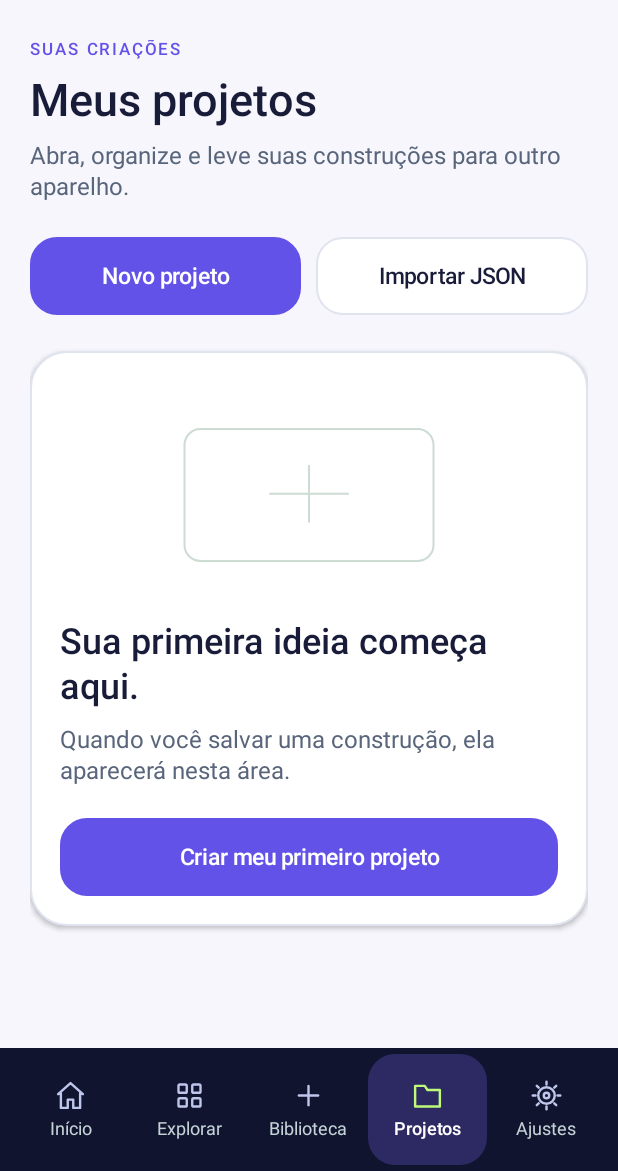
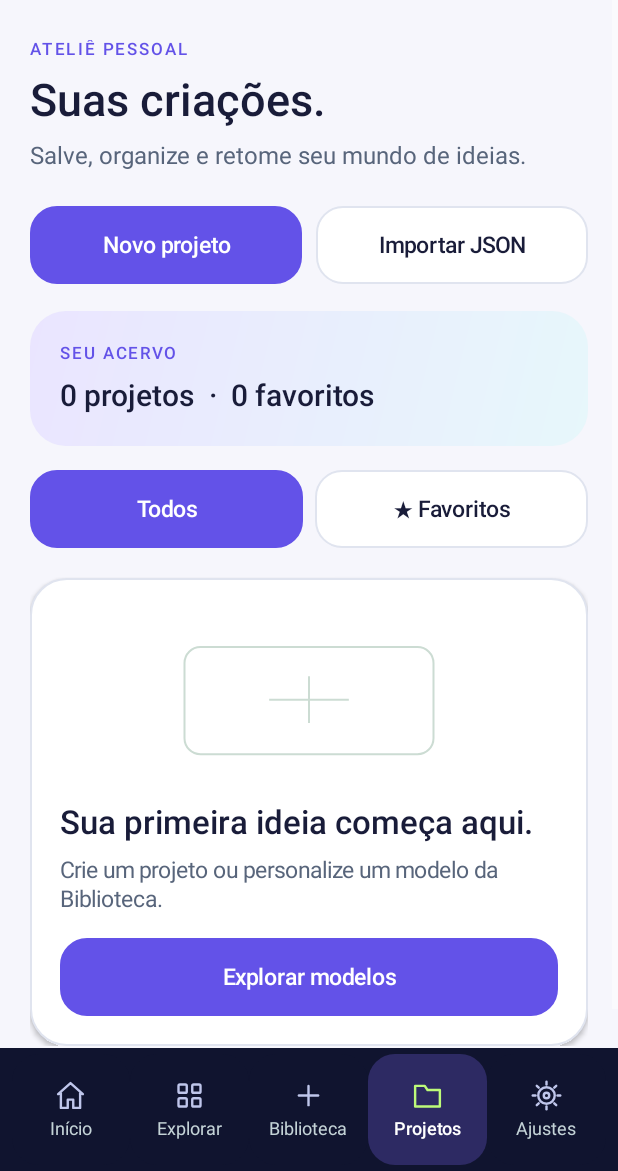
Before and after one commit to gb-eli/touch, an Android app: the screen it shows after launch (MainActivity), after a tap on "Projetos", on a phone screen of 412 x 824 dp, the part 65-1236 px from its top. Run offline under Robolectric (Android 15) with nearby library versions, the phone set to English and light mode, and no system bars; pictures from the network do not load; 1 other tap on this screen came first.

Commit message:
feat(android): favorites, sorting, duplicate projects and creator workspace

```diff
--- a/android/app/src/main/java/br/com/agv/touch/MainActivity.java
+++ b/android/app/src/main/java/br/com/agv/touch/MainActivity.java
@@ -331,32 +331,98 @@ public final class MainActivity extends Activity implements ProjectTransfers.Lis
         new AlertDialog.Builder(this).setTitle("Objetivo concluído!").setView(panel).setPositiveButton("Salvar projeto",(d,w)->saveDialog(null)).setNegativeButton("Continuar criando",null).setNeutralButton("Ver outras missões",(d,w)->navigate("explore")).show();
     }
 
+    private Set<String> favorites(){
+        return new HashSet<>(prefs.getStringSet("favorite_projects",Collections.emptySet()));
+    }
+    private void toggleFavorite(String id){
+        Set<String> next=favorites();
+        if(!next.add(id))next.remove(id);
+        prefs.edit().putStringSet("favorite_projects",next).apply();
+        render();
+    }
+    private void duplicateProject(ProjectStore.ProjectSummary item){
+        if(store==null||blockForTransfer())return;
+        try{
+            ProjectCodec.Project source=store.load(item.projectId).project;
+            ProjectCodec.Project duplicate=ProjectCodec.create(source.name+" - cópia",source.mission,source.blocks);
+            store.save(duplicate);render();toast("Uma cópia independente foi criada.");
+        }catch(IOException e){error("Não foi possível duplicar",e.getMessage());}
+    }
     private void showProjects(){
-        LinearLayout p=page("SUAS CRIAÇÕES","Meus projetos","Abra, organize e leve suas construções para outro aparelho.");
-        LinearLayout actions=ui.row();actions.addView(ui.button("Novo projeto",true,()->newProject("free")),new LinearLayout.LayoutParams(0,-2,1));LinearLayout.LayoutParams ap=new LinearLayout.LayoutParams(0,-2,1);ap.leftMargin=ui.dp(10);actions.addView(ui.button("Importar JSON",false,this::pickImport),ap);p.addView(actions);
+        LinearLayout p=page("ATELIÊ PESSOAL","Suas criações.","Salve, organize e retome seu mundo de ideias.");
+        LinearLayout actions=ui.row();
+        actions.addView(ui.button("Novo projeto",true,()->newProject("free")),new LinearLayout.LayoutParams(0,-2,1));
+        LinearLayout.LayoutParams ap=new LinearLayout.LayoutParams(0,-2,1);ap.leftMargin=ui.dp(9);
+        actions.addView(ui.button("Importar JSON",false,this::pickImport),ap);
+        p.addView(actions);
+        if(store==null){showStorageError();return;}
         List<ProjectStore.ProjectSummary> projects;
-        if(store==null){showStorageError();return;}
-        try{projects=store.list();}catch(IOException e){ui.addFull(p,ui.text("Não foi possível ler os projetos. "+e.getMessage(),16,UiKit.DANGER,false),24);return;}
-        if(projects.isEmpty()){LinearLayout empty=ui.card();empty.addView(new UiKit.BlockArt(this,Collections.emptyList(),false),new LinearLayout.LayoutParams(-1,ui.dp(160)));empty.addView(ui.text("Sua primeira ideia começa aqui.",24,UiKit.TEXT,true));ui.addFull(empty,ui.text("Quando você salvar uma construção, ela aparecerá nesta área.",16,UiKit.MUTED,false),12);ui.addFull(empty,ui.button("Criar meu primeiro projeto",true,()->newProject("free")),22);ui.addFull(p,empty,24);return;}
+        try{projects=new ArrayList<>(store.list());}
+        catch(IOException e){ui.addFull(p,ui.text("Não foi possível ler os projetos. "+e.getMessage(),16,UiKit.DANGER,false),24);return;}
+        Set<String> favorites=favorites();
+        LinearLayout summary=ui.featureCard(UiKit.LAVENDER,0xffe7f7fb);
+        summary.addView(ui.overline("SEU ACERVO",UiKit.VIOLET));
+        ui.addFull(summary,ui.text(projects.size()+" projeto"+(projects.size()==1?"":"s")+"  ·  "+favorites.size()+" favorito"+(favorites.size()==1?"":"s"),20,UiKit.TEXT,true),10);
+        ui.addFull(p,summary,18);
+        LinearLayout filters=ui.row();
+        Button all=ui.button("Todos",false,()->{projectFilter="all";render();});
+        Button starred=ui.button("★ Favoritos",false,()->{projectFilter="favorites";render();});
+        ui.styleButton(all,"all".equals(projectFilter)?UiKit.VIOLET:UiKit.PAPER,"all".equals(projectFilter)?UiKit.PAPER:UiKit.TEXT,"all".equals(projectFilter));
+        ui.styleButton(starred,"favorites".equals(projectFilter)?UiKit.VIOLET:UiKit.PAPER,"favorites".equals(projectFilter)?UiKit.PAPER:UiKit.TEXT,"favorites".equals(projectFilter));
+        filters.addView(all,new LinearLayout.LayoutParams(0,-2,1));
+        LinearLayout.LayoutParams lp=new LinearLayout.LayoutParams(0,-2,1);lp.leftMargin=ui.dp(8);filters.addView(starred,lp);
+        ui.addFull(p,filters,16);
+        if("favorites".equals(projectFilter))projects.removeIf(item->!favorites.contains(item.projectId));
+        projects.sort((a,b)->{
+            boolean af=favorites.contains(a.projectId),bf=favorites.contains(b.projectId);
+            if(af!=bf)return af?-1:1;
+            return Long.compare(b.updatedAt,a.updatedAt);
+        });
+        if(projects.isEmpty()){
+            LinearLayout empty=ui.card();
+            empty.addView(new UiKit.BlockArt(this,Collections.emptyList(),false),new LinearLayout.LayoutParams(-1,ui.dp(130)));
+            empty.addView(ui.text("favorites".equals(projectFilter)?"Seus favoritos aparecem aqui.":"Sua primeira ideia começa aqui.",22,UiKit.TEXT,true));
+            ui.addFull(empty,ui.text("favorites".equals(projectFilter)?"Toque na estrela de um projeto para adicioná-lo.":"Crie um projeto ou personalize um modelo da Biblioteca.",15,UiKit.MUTED,false),10);
+            ui.addFull(empty,ui.button("favorites".equals(projectFilter)?"Ver todos":"Explorar modelos",true,
+                ()->{if("favorites".equals(projectFilter)){projectFilter="all";render();}else navigate("library");}),17);
+            ui.addFull(p,empty,20);return;
+        }
         LinearLayout row=null;
         for(int i=0;i<projects.size();i++){
             ProjectStore.ProjectSummary item=projects.get(i);
-            if(!wide||i%2==0){row=wide?ui.row():ui.vertical();row.setGravity(Gravity.TOP);ui.addFull(p,row,18);}
-            LinearLayout c=ui.card();
-            if(!item.corrupt)try{c.addView(new UiKit.BlockArt(this,store.load(item.projectId).project.blocks,false),new LinearLayout.LayoutParams(-1,ui.dp(140)));}catch(IOException ignored){}
-            c.addView(ui.text(item.name,22,UiKit.TEXT,true));
-            ui.addFull(c,ui.text(item.blockCount+" blocos · "+date(item.updatedAt),13,UiKit.MUTED,false),8);
-            if(item.corrupt||item.recovered)ui.addFull(c,ui.text(item.warning,14,UiKit.DANGER,false),10);
-            Button open=ui.button("Abrir projeto",true,()->openProject(item.projectId));open.setEnabled(!item.corrupt);ui.addFull(c,open,16);ui.addFull(c,ui.button("Opções do projeto",false,()->projectMenu(item)),8);addResponsiveCard(row,c,wide);
+            if(!wide||i%2==0){row=wide?ui.row():ui.vertical();row.setGravity(Gravity.TOP);ui.addFull(p,row,14);}
+            LinearLayout card=ui.card();
+            if(!item.corrupt)try{card.addView(new UiKit.BlockArt(this,store.load(item.projectId).project.blocks,false),new LinearLayout.LayoutParams(-1,ui.dp(142)));}catch(IOException ignored){}
+            LinearLayout heading=ui.row();
+            heading.addView(ui.text(item.name,21,UiKit.TEXT,true),new LinearLayout.LayoutParams(0,-2,1));
+            Button favorite=ui.button(favorites.contains(item.projectId)?"★":"☆",false,()->toggleFavorite(item.projectId));
+            favorite.setContentDescription(favorites.contains(item.projectId)?"Remover dos favoritos":"Adicionar aos favoritos");
+            heading.addView(favorite,new LinearLayout.LayoutParams(ui.dp(53),-2));
+            card.addView(heading);
+            ui.addFull(card,ui.text(item.blockCount+" blocos  ·  "+date(item.updatedAt),13,UiKit.MUTED,false),6);
+            if(item.corrupt||item.recovered)ui.addFull(card,ui.text(item.warning,14,UiKit.DANGER,false),9);
+            Button open=ui.button("Continuar criando  →",true,()->openProject(item.projectId));open.setEnabled(!item.corrupt);
+            ui.addFull(card,open,15);
+            ui.addFull(card,ui.button("Mais opções",false,()->projectMenu(item)),8);
+            addResponsiveCard(row,card,wide);
         }
     }
     private void projectMenu(ProjectStore.ProjectSummary item){
-        if(item.corrupt){new AlertDialog.Builder(this).setTitle("Arquivo indisponível").setMessage(item.warning).setPositiveButton("Fechar",null).setNegativeButton("Excluir arquivo",(d,w)->deleteProject(item)).show();return;}
-        new AlertDialog.Builder(this).setTitle(item.name).setItems(new String[]{"Renomear","Exportar JSON","Excluir"},(d,index)->{
-            if(index==0)renameProject(item);else if(index==1)try{exportProject(store.load(item.projectId).project);}catch(IOException e){error("Não foi possível exportar",e.getMessage());}else deleteProject(item);
-        }).show();
+        if(item.corrupt){
+            new AlertDialog.Builder(this).setTitle("Arquivo indisponível").setMessage(item.warning)
+                .setPositiveButton("Fechar",null).setNegativeButton("Excluir arquivo",(d,w)->deleteProject(item)).show();return;
+        }
+        new AlertDialog.Builder(this).setTitle(item.name)
+            .setItems(new String[]{"Duplicar","Renomear","Exportar JSON","Excluir"},(d,index)->{
+                if(index==0)duplicateProject(item);
+                else if(index==1)renameProject(item);
+                else if(index==2)try{exportProject(store.load(item.projectId).project);}
+                    catch(IOException e){error("Não foi possível exportar",e.getMessage());}
+                else deleteProject(item);
+            }).show();
     }
-    private void renameProject(ProjectStore.ProjectSummary item){
+
+        private void renameProject(ProjectStore.ProjectSummary item){
         if(blockForTransfer())return;
         EditText field=nameField(item.name);AlertDialog dialog=new AlertDialog.Builder(this).setTitle("Renomear projeto").setView(field).setPositiveButton("Salvar",null).setNegativeButton("Cancelar",null).create();
         dialog.setOnShowListener(d->dialog.getButton(AlertDialog.BUTTON_POSITIVE).setOnClickListener(v->{
@@ -367,7 +433,7 @@ public final class MainActivity extends Activity implements ProjectTransfers.Lis
     private void deleteProject(ProjectStore.ProjectSummary item){
         if(blockForTransfer())return;
         new AlertDialog.Builder(this).setTitle("Excluir “"+item.name+"”?").setMessage("O projeto e sua cópia anterior serão removidos deste aparelho. Você pode exportar o JSON antes de excluir.").setNegativeButton("Cancelar",null).setPositiveButton("Excluir",(d,w)->{
-            try{store.delete(item.projectId);if(current!=null&&current.projectId.equals(item.projectId)){current=null;world.initialize(Collections.emptyList());dirty=false;projectSaved=false;sessionChanged();clearRecoveryAfterSave();prefs.edit().remove("last_project").apply();}render();toast("Projeto excluído.");}catch(IOException e){error("Exclusão não concluída",e.getMessage());render();}
+            try{store.delete(item.projectId);Set<String> next=favorites();if(next.remove(item.projectId))prefs.edit().putStringSet("favorite_projects",next).apply();if(current!=null&&current.projectId.equals(item.projectId)){current=null;world.initialize(Collections.emptyList());dirty=false;projectSaved=false;sessionChanged();clearRecoveryAfterSave();prefs.edit().remove("last_project").apply();}render();toast("Projeto excluído.");}catch(IOException e){error("Exclusão não concluída",e.getMessage());render();}
         }).show();
     }
 
```
